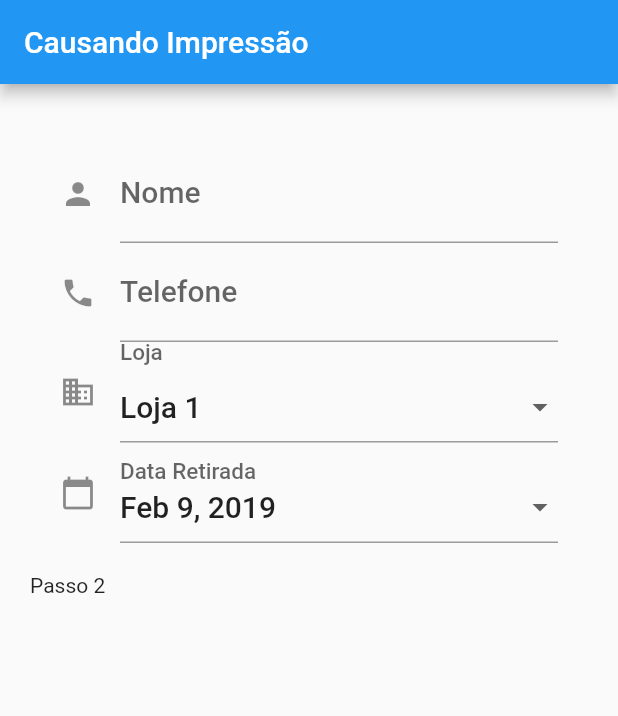
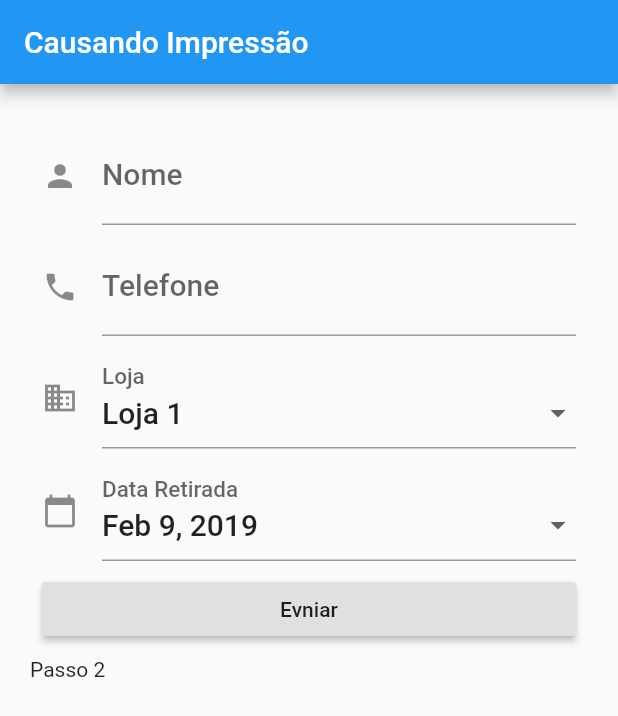
Before and after one commit to luis-puhl/tme_file_shr, a Flutter app: the screen it shows after launch, on a phone screen of 412 x 824 dp. Shown: the top 716 px of the screen. Run offline on Flutter 3.47's test engine with Material 2 defaults, Android fonts, the phone set to English and light mode, and no system bars.

Commit message:
Form looking as intended

```diff
--- /dev/null
+++ b/lib/id-form.dart
@@ -0,0 +1,122 @@
+import 'package:flutter/material.dart';
+import 'package:flutter/services.dart.';
+
+import 'package:tme_file_shr/models.dart';
+import 'package:tme_file_shr/support/date-picker.dart';
+
+class IdentificationForm extends StatefulWidget {
+  @override
+  _IdentificationFormState createState() => _IdentificationFormState();
+}
+
+class _IdentificationFormState extends State<IdentificationForm> {
+  final _formKey = GlobalKey<FormState>();
+  String _nome;
+  String _telefone;
+  String _loja = lojaStr[Loja.loja1];
+  final DateTime minDataRetirada = DateTime.now().add(Duration(days: 3));
+  DateTime _dataRetirada = DateTime.now().add(Duration(days: 3));
+  final RegExp phoneExp = RegExp(r'[\d\-\ ]+');
+
+  @override
+  Widget build(BuildContext context) {
+    final TextStyle valueStyle = Theme.of(context).textTheme.title;
+    final padding = SizedBox(height: 8.0);
+    // const labelStyle = Theme.of(context).textTheme.title;
+    return Form(
+      key: _formKey,
+      child: ListView(
+        shrinkWrap: true,
+        padding: const EdgeInsets.all(8.0),
+        children: <Widget>[
+          TextFormField(
+            style: valueStyle,
+            decoration: const InputDecoration(
+              icon: Icon(Icons.person),
+              labelText: 'Nome',
+            ),
+            onSaved: (String value) {
+              // This optional block of code can be used to run
+              // code when the user saves the form.
+            },
+            validator: (String value) {
+              if (value.isEmpty || value.trim().length < 4) {
+                return 'Nome é obrigatório';
+              }
+              return null;
+            },
+          ),
+          padding,
+          TextFormField(
+            style: valueStyle,
+            keyboardType: TextInputType.phone,
+            validator: (String value) {
+              if (value.isEmpty) {
+                return 'Telefone é obrigatório';
+              }
+              if (!phoneExp.hasMatch(value))
+                return 'Número de telefone Inválido';
+              return null;
+            },
+            decoration: const InputDecoration(
+              icon: Icon(Icons.phone),
+              labelText: 'Telefone',
+              hintText: '11 9 1324-1234',
+              prefixText: '+55 ',
+            ),
+            onSaved: (String value) { _telefone = value; },
+          ),
+          padding,
+          InputDecorator(
+            decoration: const InputDecoration(
+              icon: Icon(Icons.business),
+              labelText: 'Loja',
+              hintText: 'Escolha uma loja para retirada',
+              // contentPadding: EdgeInsets.fromLTRB(0, 8, 0, 12),
+            ),
+            baseStyle: valueStyle,
+            isEmpty: _loja == null,
+            child: DropdownButtonHideUnderline(
+              child: DropdownButton<String>(
+                style: valueStyle,
+                isDense: true, // for InputDecorator
+                value: _loja,
+                onChanged: (String newValue) => setState(() {
+                  _loja = newValue;
+                }),
+                items: lojaStr.values.map((str) => DropdownMenuItem<String>(
+                  child: Text(str, style: valueStyle),
+                  value: str,
+                )).toList(),
+              ),
+            ),
+          ),
+          padding,
+          DateTimePicker(
+            onlyDate: true,
+            icon: Icon(Icons.calendar_today),
+            labelText: 'Data Retirada',
+            selectedDate: _dataRetirada,
+            selectedTime: TimeOfDay.now(),
+            selectDate: (DateTime date) {
+              setState(() {
+                _dataRetirada = date;
+              });
+            },
+            selectTime: (TimeOfDay time) {},
+            selectableDayPredicate: (DateTime date) => date.weekday != DateTime.sunday && date.weekday != DateTime.saturday && date.isAfter(minDataRetirada),
+          ),
+          padding,
+          RaisedButton(
+            onPressed: () {
+              if (_formKey.currentState.validate()) {
+                Scaffold.of(context).showSnackBar(SnackBar(content: Text('Enviado...')));
+              }
+            },
+            child: Text('Evniar'),
+          ),
+        ],
+      ),
+    );
+  }
+}
--- a/lib/main.dart
+++ b/lib/main.dart
@@ -1,9 +1,9 @@
 import 'package:flutter/material.dart';
 import 'package:flutter_localizations/flutter_localizations.dart';
 import 'package:scoped_model/scoped_model.dart';
-import 'package:intl/intl.dart';
 
 import 'package:tme_file_shr/models.dart';
+import 'package:tme_file_shr/id-form.dart';
 
 void main() => runApp(MyApp());
 
@@ -42,205 +42,3 @@ class MyApp extends StatelessWidget {
     );
   }
 }
-
-class IdentificationForm extends StatefulWidget {
-  @override
-  _IdentificationFormState createState() => _IdentificationFormState();
-}
-
-class _IdentificationFormState extends State<IdentificationForm> {
-  DateTime _fromDate = DateTime.now().add(Duration(days: 3));
-  String _loja = lojaStr[Loja.loja1];
-
-  @override
-  Widget build(BuildContext context) {
-    final TextStyle valueStyle = Theme.of(context).textTheme.title;
-    return ListView(
-      shrinkWrap: true,
-      padding: const EdgeInsets.all(20.0),
-      children: <Widget>[
-        TextFormField(
-          style: valueStyle,
-          decoration: const InputDecoration(
-            icon: Icon(Icons.person),
-            labelText: 'Nome',
-          ),
-          onSaved: (String value) {
-            // This optional block of code can be used to run
-            // code when the user saves the form.
-          },
-          validator: (String value) {
-            return value.contains('@') ? 'Do not use the @ char.' : null;
-          },
-        ),
-        TextFormField(
-          style: valueStyle,
-          keyboardType: TextInputType.number,
-          decoration: const InputDecoration(
-            icon: Icon(Icons.phone),
-            labelText: 'Telefone',
-          ),
-        ),
-        InputDecorator(
-          baseStyle: valueStyle,
-          decoration: const InputDecoration(
-            icon: Icon(Icons.business),
-            labelText: 'Loja',
-            hintText: 'Escolha uma loja para retirada',
-            contentPadding: EdgeInsets.zero,
-          ),
-          isEmpty: _loja == null,
-          child: DropdownButtonHideUnderline(
-            child: DropdownButton<String>(
-              style: valueStyle,
-              isExpanded: true,
-              value: _loja,
-              onChanged: (String newValue) {
-                setState(() {
-                  _loja = newValue;
-                });
-              },
-              items: lojaStr.values.map((str) => DropdownMenuItem<String>(
-                child: Text(str, style: valueStyle),
-                value: str,
-              )).toList(),
-            ),
-          ),
-        ),
-        _DateTimePicker(
-          onlyDate: true,
-          icon: Icon(Icons.calendar_today),
-          labelText: 'Data Retirada',
-          selectedDate: _fromDate,
-          selectedTime: TimeOfDay.now(),
-          selectDate: (DateTime date) {
-            setState(() {
-              _fromDate = date;
-            });
-          },
-          selectTime: (TimeOfDay time) {},
-        ),
-      ],
-    );
-  }
-}
-
-class _InputDropdown extends StatelessWidget {
-  const _InputDropdown({
-    Key key,
-    this.child,
-    this.labelText,
-    this.valueText,
-    this.valueStyle,
-    this.onPressed,
-    this.icon,
-  }) : super(key: key);
-
-  final Icon icon;
-  final String labelText;
-  final String valueText;
-  final TextStyle valueStyle;
-  final VoidCallback onPressed;
-  final Widget child;
-
-  @override
-  Widget build(BuildContext context) {
-    return InkWell(
-      onTap: onPressed,
-      child: InputDecorator(
-        decoration: icon == null ? InputDecoration(
-          labelText: labelText,
-        ) : InputDecoration(
-          icon: icon,
-          labelText: labelText,
-        ),
-        baseStyle: valueStyle,
-        child: Row(
-          mainAxisAlignment: MainAxisAlignment.spaceBetween,
-          mainAxisSize: MainAxisSize.min,
-          children: <Widget>[
-            Text(valueText, style: valueStyle),
-            Icon(Icons.arrow_drop_down,
-              color: Theme.of(context).brightness == Brightness.light ? Colors.grey.shade700 : Colors.white70
-            ),
-          ],
-        ),
-      ),
-    );
-  }
-}
-
-class _DateTimePicker extends StatelessWidget {
-  const _DateTimePicker({
-    Key key,
-    this.labelText,
-    this.selectedDate,
-    this.selectedTime,
-    this.selectDate,
-    this.selectTime,
-    this.onlyDate = false,
-    this.icon,
-  }) : super(key: key);
-
-  final Icon icon;
-  final bool onlyDate;
-  final String labelText;
-  final DateTime selectedDate;
-  final TimeOfDay selectedTime;
-  final ValueChanged<DateTime> selectDate;
-  final ValueChanged<TimeOfDay> selectTime;
-
-  Future<void> _selectDate(BuildContext context) async {
-    final DateTime picked = await showDatePicker(
-      context: context,
-      initialDate: selectedDate,
-      firstDate: DateTime(2015, 8),
-      lastDate: DateTime(2101)
-    );
-    if (picked != null && picked != selectedDate)
-      selectDate(picked);
-  }
-
-  Future<void> _selectTime(BuildContext context) async {
-    final TimeOfDay picked = await showTimePicker(
-      context: context,
-      initialTime: selectedTime
-    );
-    if (picked != null && picked != selectedTime)
-      selectTime(picked);
-  }
-
-  @override
-  Widget build(BuildContext context) {
-    final TextStyle valueStyle = Theme.of(context).textTheme.title;
-    final List<Widget> dateComp = <Widget>[
-      Expanded(
-        flex: 4,
-        child: _InputDropdown(
-          icon: icon,
-          labelText: labelText,
-          valueText: DateFormat.yMMMd().format(selectedDate),
-          valueStyle: valueStyle,
-          onPressed: () { _selectDate(context); },
-        ),
-      ),
-    ];
-    if (!onlyDate) {
-      dateComp.addAll([
-        const SizedBox(width: 12.0),
-        Expanded(
-          flex: 3,
-          child: _InputDropdown(
-            valueText: selectedTime.format(context),
-            valueStyle: valueStyle,
-            onPressed: () { _selectTime(context); },
-          ),
-        ),
-      ]);
-    }
-    return Row(
-      crossAxisAlignment: CrossAxisAlignment.end,
-      children: dateComp,
-    );
-  }
-}
--- /dev/null
+++ b/lib/support/date-picker.dart
@@ -0,0 +1,126 @@
+
+import 'package:intl/intl.dart';
+import 'package:flutter/material.dart';
+
+class _InputDropdown extends StatelessWidget {
+  const _InputDropdown({
+    Key key,
+    this.child,
+    this.labelText,
+    this.valueText,
+    this.valueStyle,
+    this.onPressed,
+    this.icon,
+  }) : super(key: key);
+
+  final Icon icon;
+  final String labelText;
+  final String valueText;
+  final TextStyle valueStyle;
+  final VoidCallback onPressed;
+  final Widget child;
+
+  @override
+  Widget build(BuildContext context) {
+    return InkWell(
+      onTap: onPressed,
+      child: InputDecorator(
+        decoration: icon == null ? InputDecoration(
+          labelText: labelText,
+        ) : InputDecoration(
+          icon: icon,
+          labelText: labelText,
+        ),
+        baseStyle: valueStyle,
+        child: Row(
+          mainAxisAlignment: MainAxisAlignment.spaceBetween,
+          mainAxisSize: MainAxisSize.min,
+          children: <Widget>[
+            Text(valueText, style: valueStyle),
+            Icon(Icons.arrow_drop_down,
+              color: Theme.of(context).brightness == Brightness.light ? Colors.grey.shade700 : Colors.white70
+            ),
+          ],
+        ),
+      ),
+    );
+  }
+}
+
+class DateTimePicker extends StatelessWidget {
+  const DateTimePicker({
+    Key key,
+    this.labelText,
+    this.selectedDate,
+    this.selectedTime,
+    this.selectDate,
+    this.selectTime,
+    this.onlyDate = false,
+    this.icon,
+    this.selectableDayPredicate,
+  }) : super(key: key);
+
+  final Icon icon;
+  final bool onlyDate;
+  final String labelText;
+  final DateTime selectedDate;
+  final TimeOfDay selectedTime;
+  final ValueChanged<DateTime> selectDate;
+  final ValueChanged<TimeOfDay> selectTime;
+  final SelectableDayPredicate selectableDayPredicate;
+
+  Future<void> _selectDate(BuildContext context) async {
+    final DateTime picked = await showDatePicker(
+      selectableDayPredicate: selectableDayPredicate,
+      context: context,
+      initialDate: selectedDate,
+      firstDate: DateTime(2015, 8),
+      lastDate: DateTime(2101)
+    );
+    if (picked != null && picked != selectedDate)
+      selectDate(picked);
+  }
+
+  Future<void> _selectTime(BuildContext context) async {
+    final TimeOfDay picked = await showTimePicker(
+      context: context,
+      initialTime: selectedTime
+    );
+    if (picked != null && picked != selectedTime)
+      selectTime(picked);
+  }
+
+  @override
+  Widget build(BuildContext context) {
+    final TextStyle valueStyle = Theme.of(context).textTheme.title;
+    final List<Widget> dateComp = <Widget>[
+      Expanded(
+        flex: 4,
+        child: _InputDropdown(
+          icon: icon,
+          labelText: labelText,
+          valueText: DateFormat.yMMMd().format(selectedDate),
+          valueStyle: valueStyle,
+          onPressed: () { _selectDate(context); },
+        ),
+      ),
+    ];
+    if (!onlyDate) {
+      dateComp.addAll([
+        const SizedBox(width: 12.0),
+        Expanded(
+          flex: 3,
+          child: _InputDropdown(
+            valueText: selectedTime.format(context),
+            valueStyle: valueStyle,
+            onPressed: () { _selectTime(context); },
+          ),
+        ),
+      ]);
+    }
+    return Row(
+      crossAxisAlignment: CrossAxisAlignment.end,
+      children: dateComp,
+    );
+  }
+}
```
